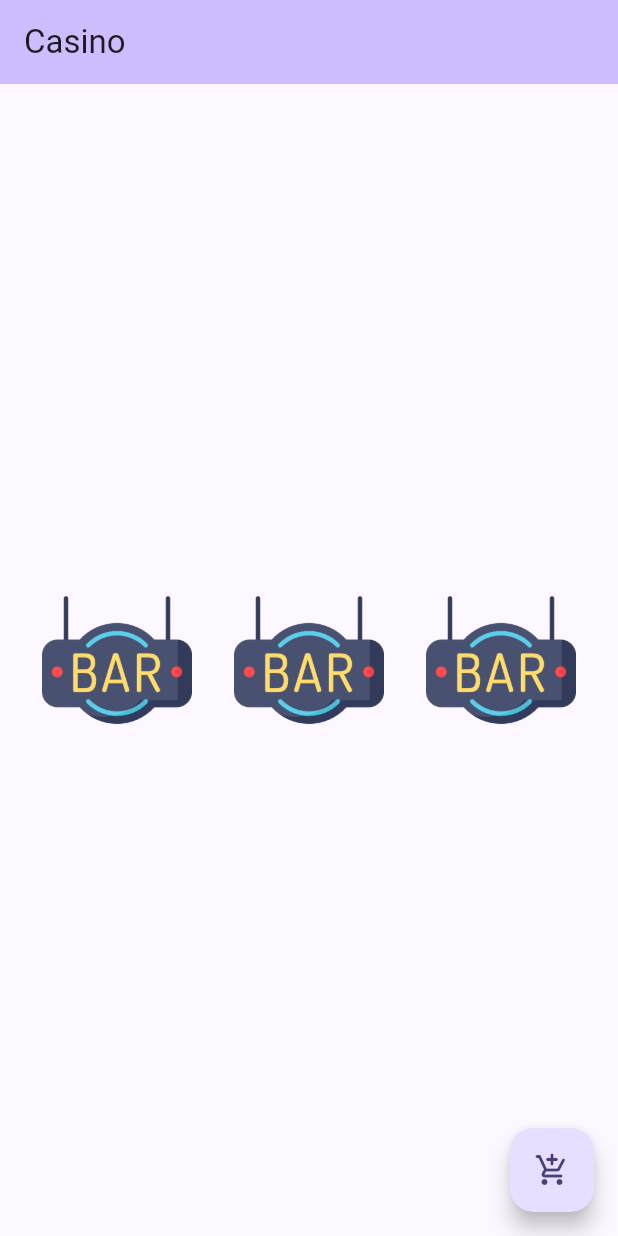
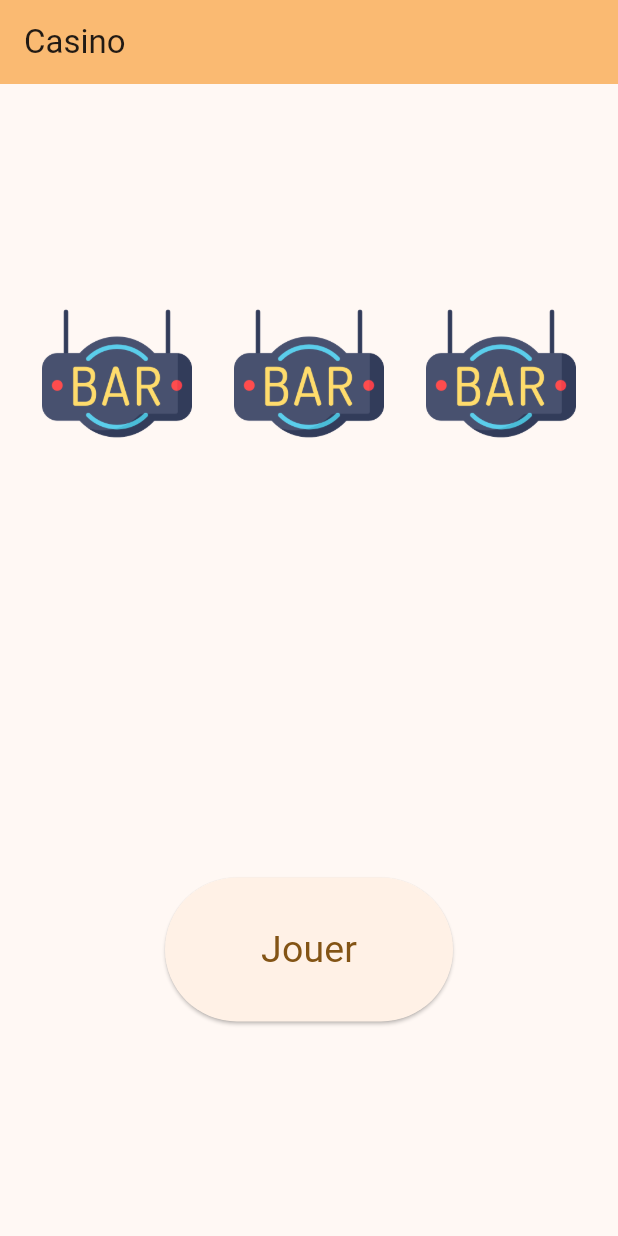
Before and after one commit to Harsisis/Flutter_TP, a Flutter app: the screen it shows after launch, on a phone screen of 412 x 824 dp. Run offline on Flutter 3.47's test engine with Material 2 defaults, Android fonts, the phone set to English and light mode, and no system bars; our stand-ins replace confetti, fluttertoast.

Commit message:
style rework

```diff
--- a/flutter_TP04/casino/lib/vues/casino.dart
+++ b/flutter_TP04/casino/lib/vues/casino.dart
@@ -9,7 +9,10 @@ class Casino extends StatelessWidget {
     return MaterialApp(
       title: "Casino",
       theme: ThemeData(
-        colorScheme: ColorScheme.fromSeed(seedColor: Colors.deepPurpleAccent),
+        colorScheme: ColorScheme.fromSeed(
+          seedColor: Colors.orangeAccent,
+          background: const Color.fromARGB(115, 38, 38, 38),
+        ),
         useMaterial3: true,
       ),
       home: const CasinoBody(),
--- a/flutter_TP04/casino/lib/vues/casino_body.dart
+++ b/flutter_TP04/casino/lib/vues/casino_body.dart
@@ -46,6 +46,9 @@ class _CasinoBodyState extends State<CasinoBody> {
             shape: RoundedRectangleBorder(
                 borderRadius: BorderRadius.circular(20.0)),
             child: Container(
+              decoration: BoxDecoration(
+                  color: Theme.of(context).colorScheme.inversePrimary,
+                  borderRadius: BorderRadius.circular(20.0)),
               constraints: const BoxConstraints(maxHeight: 150),
               child: Padding(
                 padding: const EdgeInsets.all(12.0),
@@ -55,7 +58,7 @@ class _CasinoBodyState extends State<CasinoBody> {
                     RichText(
                       textAlign: TextAlign.center,
                       text: const TextSpan(
-                          text: "Jackpot !",
+                          text: "🎆 Jackpot ! 🎆",
                           style: TextStyle(
                               fontWeight: FontWeight.w400,
                               fontSize: 25,
@@ -88,20 +91,29 @@ class _CasinoBodyState extends State<CasinoBody> {
       ),
       body: Center(
         child: Column(
-          mainAxisAlignment: MainAxisAlignment.center,
+          mainAxisAlignment: MainAxisAlignment.spaceAround,
           children: [
             Row(mainAxisAlignment: MainAxisAlignment.spaceEvenly, children: [
               CasinoItem(value: _value1),
               CasinoItem(value: _value2),
               CasinoItem(value: _value3),
-            ])
+            ]),
+            ElevatedButton(
+              onPressed: _play,
+              child: Container(
+                padding: const EdgeInsets.only(
+                    left: 40.0, right: 40.0, top: 30.0, bottom: 30.0),
+                child: const Text(
+                  "Jouer",
+                  style: TextStyle(
+                      fontWeight: FontWeight.w400,
+                      fontSize: 25,
+                      wordSpacing: 1),
+                ),
+              ),
+            ),
           ],
         ),
-      ),
-      floatingActionButton: FloatingActionButton(
-        onPressed: _play,
-        tooltip: 'play',
-        child: const Icon(Icons.add_shopping_cart_rounded),
       ),
     );
   }
```
